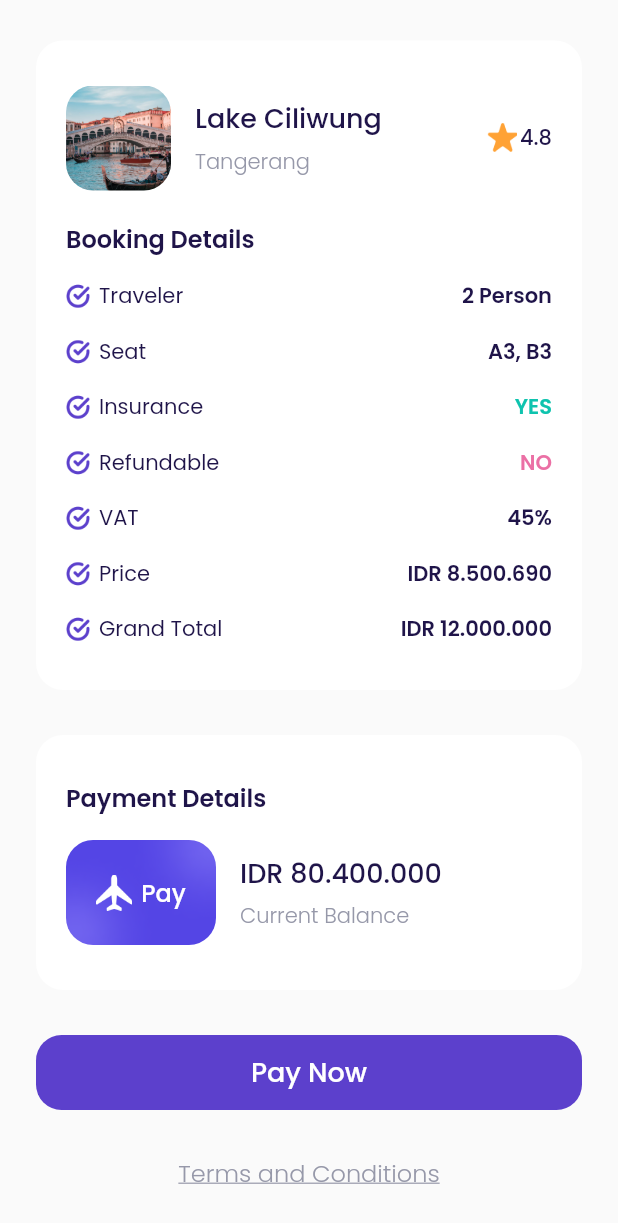
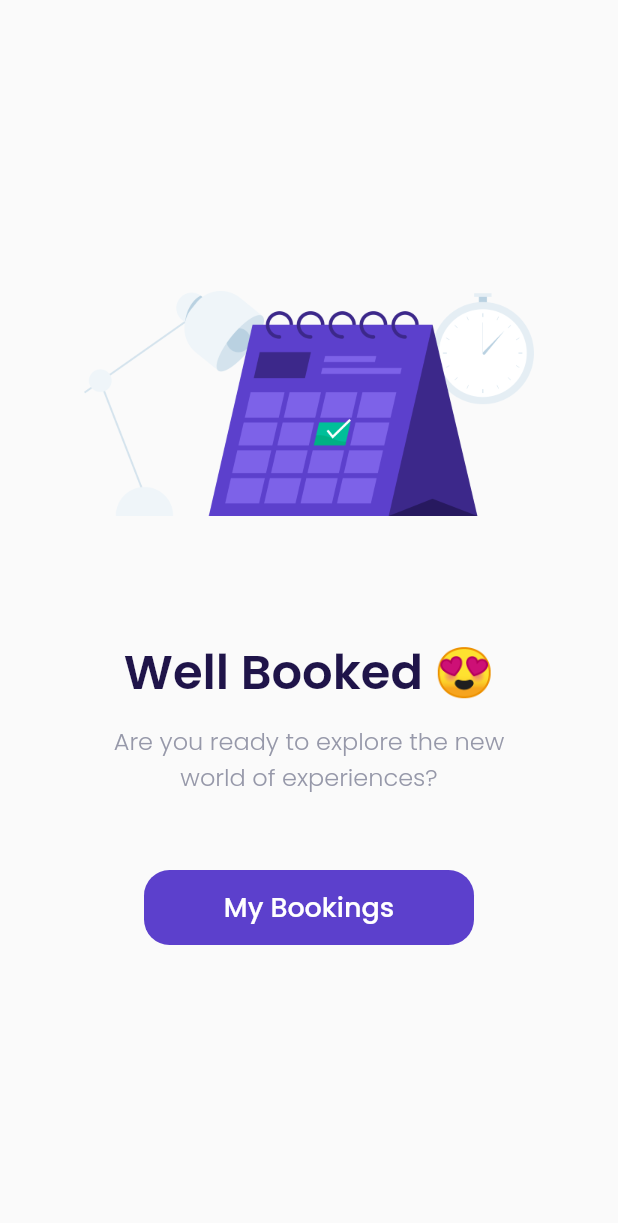
Before and after one commit to iqbaldzlfkr/baletravel_mobile_app, a Flutter app: the CheckoutPage screen opened directly, scrolled down 185 dp, after a tap on "Pay Now", on a phone screen of 412 x 824 dp. Shown: the top 1223 px of the screen. Run offline on Flutter 3.47's test engine with Material 2 defaults, Android fonts, the phone set to English and light mode, and no system bars; our stand-ins replace google_fonts.

Commit message:
success checkout page

```diff
--- a/lib/ui/pages/checkout_page.dart
+++ b/lib/ui/pages/checkout_page.dart
@@ -1,4 +1,5 @@
 import 'package:bale_travel/shared/theme.dart';
+import 'package:bale_travel/ui/pages/success_checkout_page.dart';
 import 'package:bale_travel/ui/widgets/booking_detail_item.dart';
 import 'package:bale_travel/ui/widgets/buttons.dart';
 import 'package:flutter/material.dart';
@@ -18,7 +19,7 @@ class CheckoutPage extends StatelessWidget {
           route(),
           bookingDetail(),
           paymentDetail(),
-          payNowButton(),
+          payNowButton(context),
           tacSection(),
         ],
       ),
@@ -335,14 +336,21 @@ Widget paymentDetail() {
   );
 }
 
-Widget payNowButton() {
+Widget payNowButton(context) {
   return Container(
     margin: const EdgeInsets.only(
       top: 30,
     ),
     child: CustomFilledButton(
       title: 'Pay Now',
-      onPressed: () {},
+      onPressed: () {
+        Navigator.push(
+          context,
+          MaterialPageRoute(
+            builder: (context) => SuccessCheckoutPage(),
+          ),
+        );
+      },
     ),
   );
 }
--- /dev/null
+++ b/lib/ui/pages/success_checkout_page.dart
@@ -0,0 +1,63 @@
+import 'package:bale_travel/shared/theme.dart';
+import 'package:bale_travel/ui/widgets/buttons.dart';
+import 'package:flutter/material.dart';
+
+class SuccessCheckoutPage extends StatelessWidget {
+  const SuccessCheckoutPage({super.key});
+
+  @override
+  Widget build(BuildContext context) {
+    return Scaffold(
+      backgroundColor: backgroundColor,
+      body: Center(
+          child: Column(
+        mainAxisAlignment: MainAxisAlignment.center,
+        children: [
+          Container(
+            width: 300,
+            height: 150,
+            margin: const EdgeInsets.only(
+              bottom: 80,
+            ),
+            decoration: const BoxDecoration(
+              image: DecorationImage(
+                image: AssetImage(
+                  'assets/image_success.png',
+                ),
+              ),
+            ),
+          ),
+          Text(
+            'Well Booked 😍',
+            style: blackTextStyle.copyWith(
+              fontSize: 32,
+              fontWeight: semiBold,
+            ),
+          ),
+          const SizedBox(
+            height: 10,
+          ),
+          Text(
+            'Are you ready to explore the new\nworld of experiences?',
+            textAlign: TextAlign.center,
+            style: greyTextStyle.copyWith(
+              fontSize: 16,
+              fontWeight: light,
+            ),
+          ),
+          const SizedBox(
+            height: 50,
+          ),
+          CustomFilledButton(
+            title: 'My Bookings',
+            width: 220,
+            onPressed: () {
+              Navigator.pushNamedAndRemoveUntil(
+                  context, '/main', (route) => false);
+            },
+          )
+        ],
+      )),
+    );
+  }
+}
```
